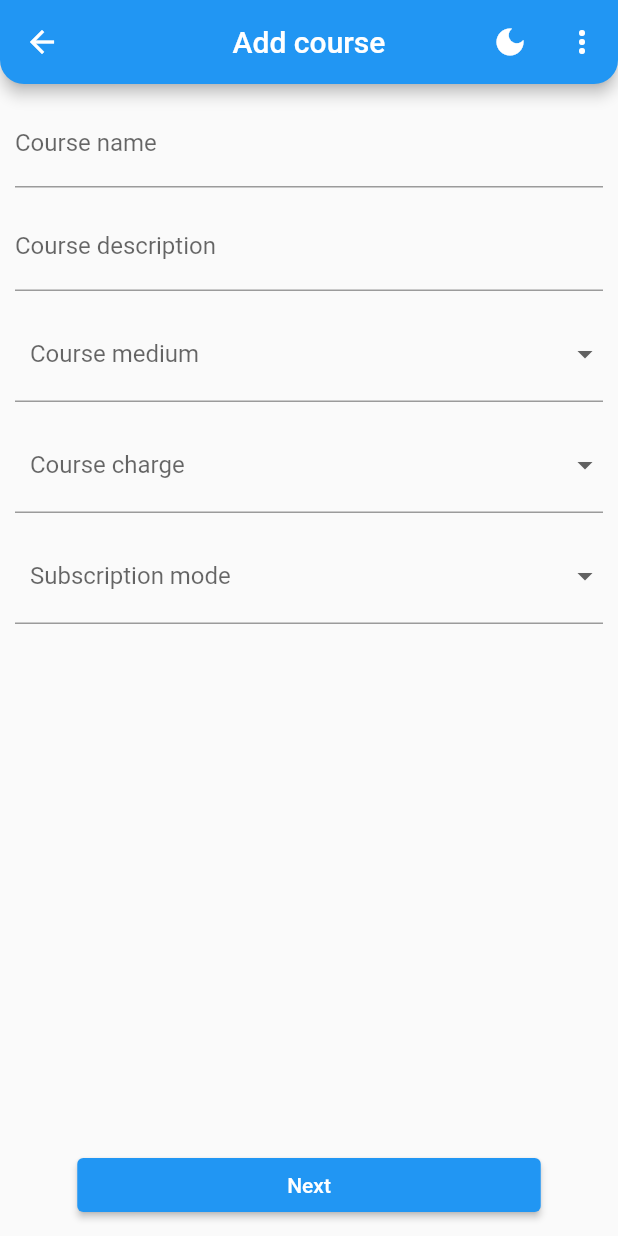
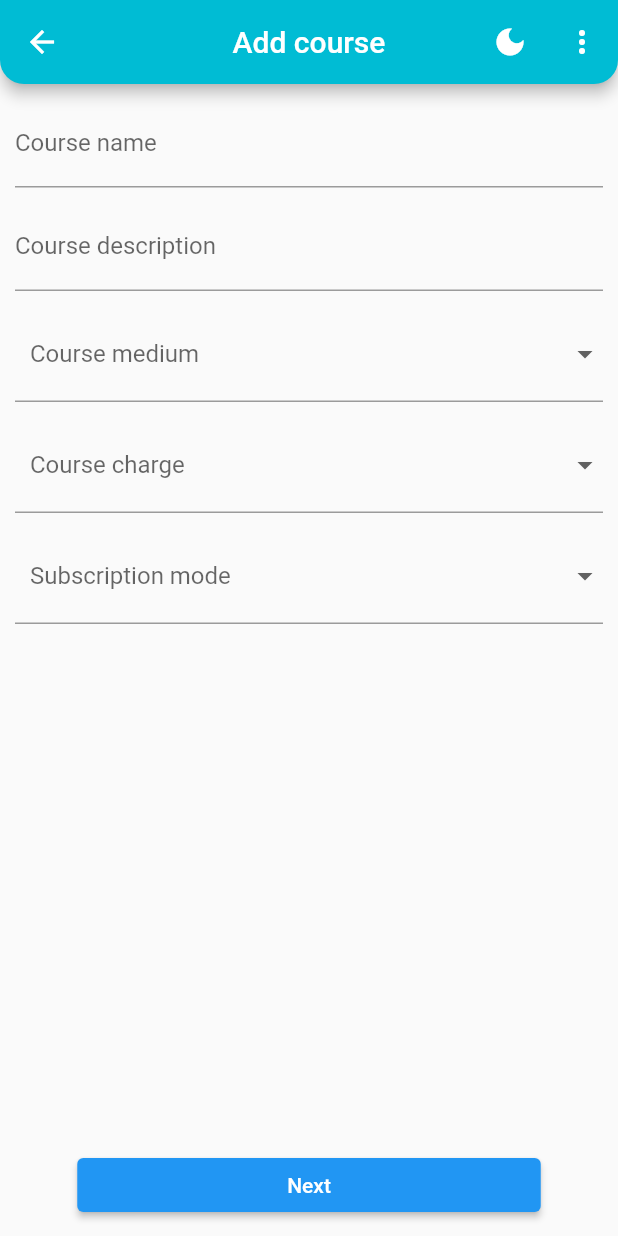
Before and after one commit to iamshimer/iris_project, a Flutter app: the AddCourseView screen opened by its route, on a phone screen of 412 x 824 dp. Run offline on Flutter 3.47's test engine with Material 2 defaults, Android fonts, the phone set to English and light mode, and no system bars; our stand-ins replace cloud_firestore, cloud_functions, custom_radio_grouped_button, firebase_auth, firebase_core, flutter_custom_clippers and 4 more; missing offline and left inert: horizontal_data_table; accounts and stored records are empty.

Commit message:
final commit

```diff
--- a/lib/app/common_widgets/common_app_bar.dart
+++ b/lib/app/common_widgets/common_app_bar.dart
@@ -6,6 +6,7 @@ import '../utils/theme_service.dart';
 
 AppBar returnAppBar(CommonInterfaceController cic, String title) {
   return AppBar(
+    backgroundColor: Colors.cyan,
     centerTitle: true,
     shape: const RoundedRectangleBorder(
       borderRadius: BorderRadius.vertical(
--- a/lib/app/modules/auth_init/views/auth_init_view.dart
+++ b/lib/app/modules/auth_init/views/auth_init_view.dart
@@ -21,7 +21,7 @@ class AuthInitView extends GetView<AuthInitController> {
             Positioned(
               bottom: 0,
               child: ClipPath(
-                clipper: RoundedDiagonalPathClipper(),
+                clipper: WaveClipperTwo(flip: true, reverse: true),
                 child: Container(
                   height: 350,
                   width: Get.width,
```
Also changed, not shown: lib/app/common_widgets/the_drawer.dart (+8 -0 lines).
